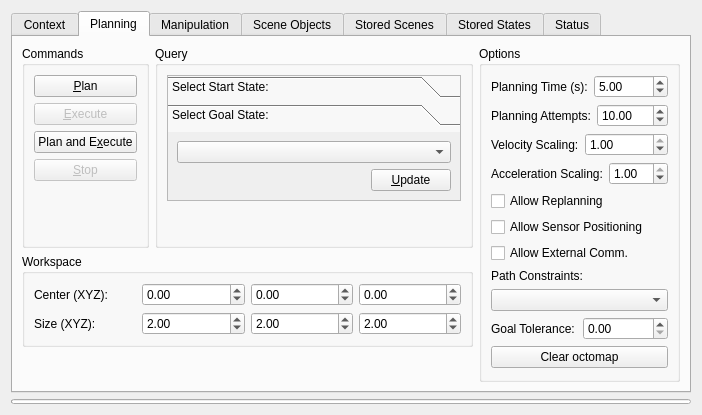
The window that moveit_ros/visualization/motion_planning_rviz_plugin/src/ui/motion_planning_rviz_plugin_frame.ui (moveit/moveit) describes before a commit, drawn with Qt 5.
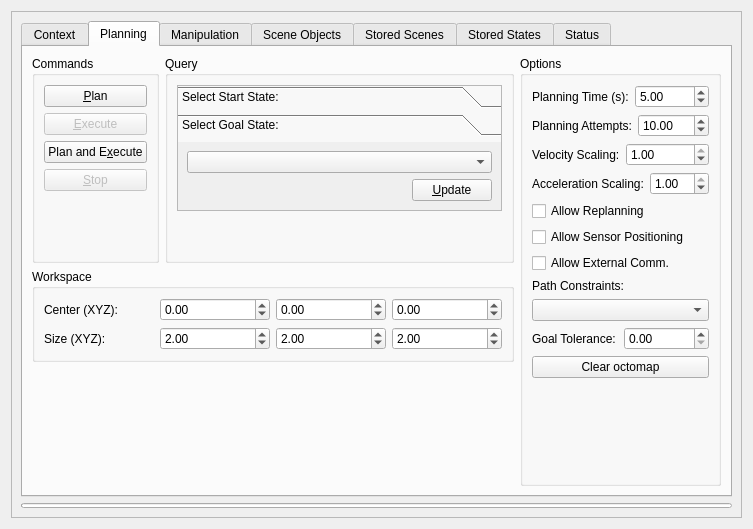
The same window after the commit.

Commit message: Moved motion_planning_rviz_plugin into scrollarea.

```diff
--- a/moveit_ros/visualization/motion_planning_rviz_plugin/src/ui/motion_planning_rviz_plugin_frame.ui
+++ b/moveit_ros/visualization/motion_planning_rviz_plugin/src/ui/motion_planning_rviz_plugin_frame.ui
@@ -6,13 +6,34 @@
    <rect>
     <x>0</x>
     <y>0</y>
-    <width>702</width>
-    <height>413</height>
+    <width>753</width>
+    <height>529</height>
    </rect>
   </property>
   <property name="windowTitle">
    <string>MoveIt! Planning Frame</string>
   </property>
+  <layout class="QVBoxLayout" name="verticalLayout_13">
+   <item>
+    <widget class="QScrollArea" name="scrollArea">
+     <property name="widgetResizable">
+      <bool>true</bool>
+     </property>
+     <widget class="QWidget" name="scrollAreaWidgetContents">
+      <property name="geometry">
+       <rect>
+        <x>0</x>
+        <y>0</y>
+        <width>733</width>
+        <height>509</height>
+       </rect>
+      </property>
+      <property name="sizePolicy">
+       <sizepolicy hsizetype="Expanding" vsizetype="Expanding">
+        <horstretch>0</horstretch>
+        <verstretch>0</verstretch>
+       </sizepolicy>
+      </property>
   <layout class="QVBoxLayout" name="verticalLayout_5">
    <item>
     <widget class="QTabWidget" name="tabWidget">
@@ -370,8 +391,8 @@
                   <rect>
                    <x>0</x>
                    <y>0</y>
-                   <width>205</width>
-                   <height>78</height>
+                       <width>209</width>
+                       <height>80</height>
                   </rect>
                  </property>
                  <attribute name="label">
@@ -619,10 +640,10 @@
                </sizepolicy>
               </property>
               <property name="maximum">
-               <number>1000</number>
+                   <double>1000.000000000000000</double>
               </property>
               <property name="value">
-               <number>10</number>
+                   <double>10.000000000000000</double>
               </property>
              </widget>
             </item>
@@ -1594,6 +1615,10 @@
      <property name="format">
       <string/>
      </property>
+        </widget>
+       </item>
+      </layout>
+     </widget>
     </widget>
    </item>
   </layout>
```
Left out of the diff: 4 changed lines with no effect on the pictures. Lines whose indentation alone changed are shown as unchanged.
